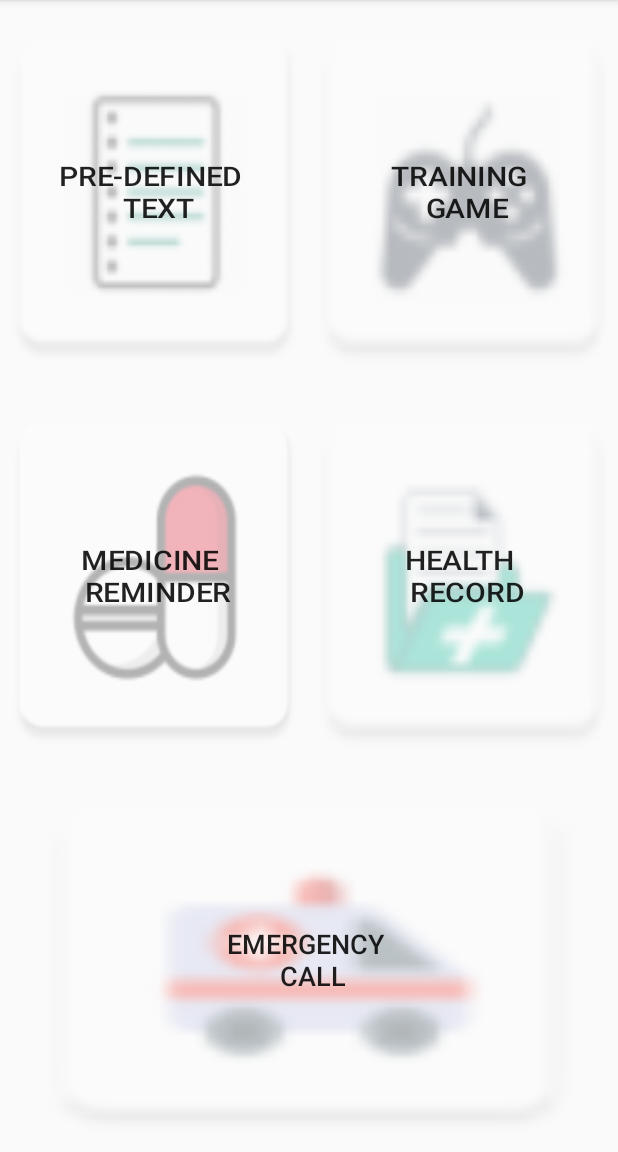
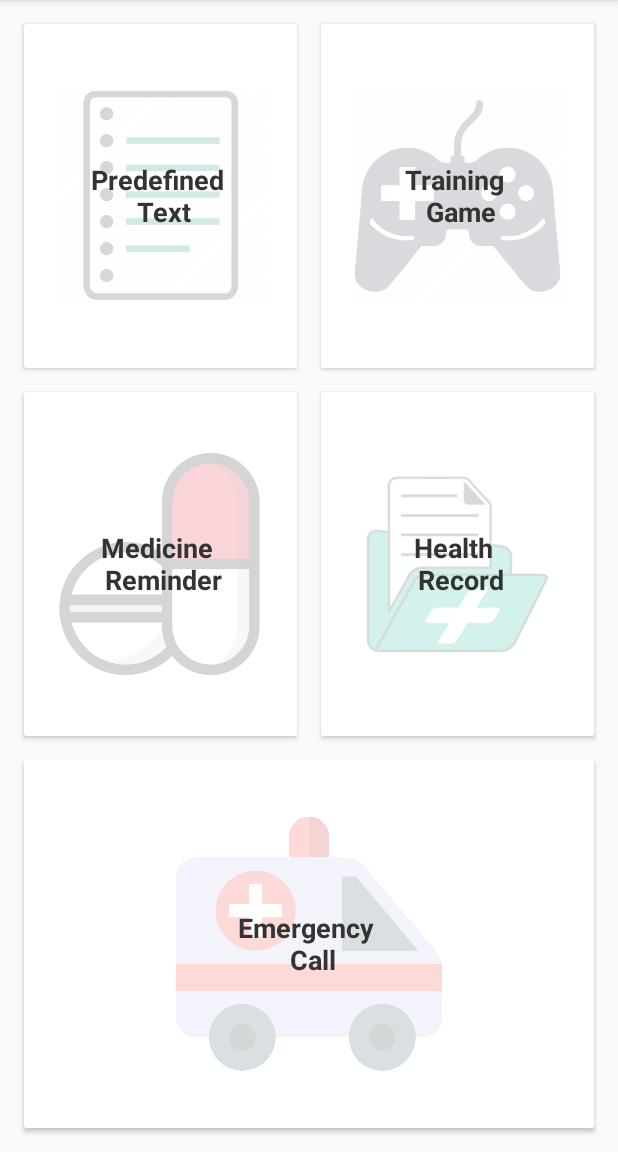
Before and after one commit to Howard-HS/Stroke-Assistant, an Android app: the screen it shows after launch (MainActivity), on a phone screen of 412 x 824 dp, the part 84-1236 px from its top. Run offline under Robolectric (Android 15) with nearby library versions, the phone set to English and light mode, and no system bars.

Commit message:
change main activity design (#11)

```diff
--- a/app/src/main/java/aad/assignment/strokeassistant/MainActivity.java
+++ b/app/src/main/java/aad/assignment/strokeassistant/MainActivity.java
@@ -3,6 +3,7 @@ package aad.assignment.strokeassistant;
 import android.content.Intent;
 import android.os.Bundle;
 import android.support.v7.app.AppCompatActivity;
+import android.support.v7.widget.CardView;
 import android.view.View;
 import android.widget.Button;
 
@@ -13,7 +14,7 @@ public class MainActivity extends AppCompatActivity {
         super.onCreate(savedInstanceState);
         setContentView(R.layout.activity_main);
 
-        Button btnPredefinedText = (Button) findViewById(R.id.btnPredefinedText);
+        CardView btnPredefinedText = (CardView) findViewById(R.id.btnPredefinedText);
         btnPredefinedText.setOnClickListener(new View.OnClickListener() {
             @Override
             public void onClick(View view) {
@@ -21,7 +22,7 @@ public class MainActivity extends AppCompatActivity {
             }
         });
 
-        Button btnMemGame = (Button) findViewById(R.id.btnToMemGame);
+        CardView btnMemGame = (CardView) findViewById(R.id.btnToMemGame);
         btnMemGame.setOnClickListener(new View.OnClickListener() {
             @Override
             public void onClick(View view) {
@@ -29,7 +30,7 @@ public class MainActivity extends AppCompatActivity {
             }
         });
 
-        Button btnHealthRec = (Button) findViewById(R.id.btnHealthRec);
+        CardView btnHealthRec = (CardView) findViewById(R.id.btnHealthRec);
         btnHealthRec.setOnClickListener(new View.OnClickListener() {
             @Override
             public void onClick(View view) {
@@ -37,7 +38,7 @@ public class MainActivity extends AppCompatActivity {
             }
         });
 
-        Button btnReminder = (Button) findViewById(R.id.btnReminder);
+        CardView btnReminder = (CardView) findViewById(R.id.btnReminder);
         btnReminder.setOnClickListener(new View.OnClickListener() {
             @Override
             public void onClick(View view) {
--- a/app/src/main/java/aad/assignment/strokeassistant/ReminderActivity.java
+++ b/app/src/main/java/aad/assignment/strokeassistant/ReminderActivity.java
@@ -73,23 +73,23 @@ public class ReminderActivity extends AppCompatActivity {
         int id = item.getItemId();
 
         if (id == android.R.id.home) finish();
-        else if (id == R.id.action_add_health_record) addHealthRecord();
+        else if (id == R.id.action_add_health_record) addReminder();
 
         return super.onOptionsItemSelected(item);
     }
 
-    private void addHealthRecord() {
-        AlertDialog.Builder builder     = new AlertDialog.Builder(context);
-        LayoutInflater      inflater    = LayoutInflater.from(context);
-        View                add_dialog  = inflater.inflate(R.layout.reminder_dialog, null);
-        EditText            title       = (EditText) add_dialog.findViewById(R.id.reminder_title);
-        EditText            description = (EditText) add_dialog.findViewById(R.id.reminder_description);
-        TextView            time        = (TextView) add_dialog.findViewById(R.id.reminder_time);
+    private void addReminder() {
+        AlertDialog.Builder builder = new AlertDialog.Builder(context);
+        LayoutInflater inflater = LayoutInflater.from(context);
+        View add_dialog = inflater.inflate(R.layout.reminder_dialog, null);
+        EditText title = (EditText) add_dialog.findViewById(R.id.reminder_title);
+        EditText description = (EditText) add_dialog.findViewById(R.id.reminder_description);
+        TextView time = (TextView) add_dialog.findViewById(R.id.reminder_time);
 
         time.setOnClickListener(v -> {
-            Calendar         mcurrentTime = Calendar.getInstance();
-            int              hour         = mcurrentTime.get(Calendar.HOUR_OF_DAY);
-            int              minute       = mcurrentTime.get(Calendar.MINUTE);
+            Calendar mcurrentTime = Calendar.getInstance();
+            int hour = mcurrentTime.get(Calendar.HOUR_OF_DAY);
+            int minute = mcurrentTime.get(Calendar.MINUTE);
             TimePickerDialog mTimePicker;
             mTimePicker = new TimePickerDialog(context,
                     (timePicker, selectedHour, selectedMinute) -> time.setText(String.format("%d:%d", selectedHour, selectedMinute)),
@@ -102,14 +102,14 @@ public class ReminderActivity extends AppCompatActivity {
                 .setTitle(R.string.add_reminder)
                 .setCancelable(true)
                 .setPositiveButton(R.string.dialog_predefined_add, (dialog, i) -> {
-                    String titleValue       = title.getText().toString().trim();
+                    String titleValue = title.getText().toString().trim();
                     String descriptionValue = description.getText().toString().trim();
-                    String timeValue        = time.getText().toString().trim();
+                    String timeValue = time.getText().toString().trim();
 
                     if (!titleValue.isEmpty() && !descriptionValue.isEmpty() && timeValue.contains(":")) {
                         String[] splitTime = timeValue.split(":");
-                        String   hour      = splitTime[0];
-                        String   minute    = splitTime[1];
+                        String hour = splitTime[0];
+                        String minute = splitTime[1];
 
                         Reminder reminder = new Reminder(titleValue, descriptionValue, Integer.parseInt(hour), Integer.parseInt(minute));
                         reminders.add(reminder);
@@ -135,8 +135,8 @@ public class ReminderActivity extends AppCompatActivity {
         calendar.set(Calendar.MINUTE, reminder.getMinute());
         calendar.set(Calendar.SECOND, 0);
 
-        long   notificationTime = calendar.getTimeInMillis();
-        Intent intentAlarm      = new Intent(this, ReminderReceiver.class);
+        long notificationTime = calendar.getTimeInMillis();
+        Intent intentAlarm = new Intent(this, ReminderReceiver.class);
         intentAlarm.putExtra(REMINDER_TITLE, reminder.getTitle());
         intentAlarm.putExtra(REMINDER_DESCRIPTION, reminder.getDescription());
         intentAlarm.putExtra(REMINDER_ID, reminder.getId());
--- a/app/src/main/res/layout/activity_main.xml
+++ b/app/src/main/res/layout/activity_main.xml
@@ -1,134 +1,187 @@
 <?xml version="1.0" encoding="utf-8"?>
-<LinearLayout
-    xmlns:android="http://schemas.android.com/apk/res/android"
+<LinearLayout xmlns:android="http://schemas.android.com/apk/res/android"
     xmlns:tools="http://schemas.android.com/tools"
-    android:layout_width="fill_parent"
-    android:layout_height="fill_parent"
+    android:layout_width="match_parent"
+    android:layout_height="match_parent"
     android:orientation="vertical"
+    android:padding="8dp"
     tools:context="aad.assignment.strokeassistant.MainActivity">
 
     <LinearLayout
-        android:layout_width="fill_parent"
+        android:layout_width="match_parent"
         android:layout_height="0dp"
-        android:layout_weight="0.5"
-        android:orientation="horizontal"
-        android:weightSum="1">
+        android:layout_weight="1"
+        android:orientation="horizontal">
 
-        <RelativeLayout
+        <android.support.v7.widget.CardView
+            android:id="@+id/btnPredefinedText"
             android:layout_width="0dp"
             android:layout_height="match_parent"
-            android:layout_weight="0.5">
+            android:layout_margin="8dp"
+            android:layout_weight="1"
+            android:foreground="?attr/selectableItemBackground"
+            android:gravity="center"
+            android:padding="16dp">
 
-            <Button
-                android:id="@+id/btnPredefinedText"
+            <FrameLayout
+                android:layout_width="match_parent"
+                android:layout_height="match_parent">
+
+                <ImageView
                     android:layout_width="match_parent"
                     android:layout_height="match_parent"
-                android:background="@mipmap/ic_definedtext"
-                android:backgroundTint="@color/colorHalfWhite"
-                android:backgroundTintMode="multiply"
+                    android:layout_margin="16dp"
+                    android:src="@mipmap/predefinetext_image" />
+
+                <TextView
+                    android:layout_width="match_parent"
+                    android:layout_height="match_parent"
+                    android:background="@color/colorOverlay"
                     android:gravity="center"
-                android:padding="16dp"
-                android:scaleX="1.1"
-                android:singleLine="false"
                     android:text="@string/pre_defined_text"
+                    android:textColor="@color/colorText"
                     android:textSize="18sp"
-                />
-        </RelativeLayout>
+                    android:textStyle="bold" />
+            </FrameLayout>
+        </android.support.v7.widget.CardView>
 
-        <RelativeLayout
+        <android.support.v7.widget.CardView
+            android:id="@+id/btnToMemGame"
             android:layout_width="0dp"
             android:layout_height="match_parent"
-            android:layout_weight="0.5">
+            android:layout_margin="8dp"
+            android:layout_weight="1"
+            android:foreground="?attr/selectableItemBackground"
+            android:gravity="center"
+            android:padding="16dp">
 
-            <Button
-                android:id="@+id/btnToMemGame"
+            <FrameLayout
+                android:layout_width="match_parent"
+                android:layout_height="match_parent">
+
+                <ImageView
                     android:layout_width="match_parent"
                     android:layout_height="match_parent"
-                android:background="@mipmap/ic_game"
-                android:backgroundTint="@color/colorHalfWhite"
-                android:backgroundTintMode="multiply"
+                    android:layout_margin="16dp"
+                    android:src="@mipmap/game" />
+
+                <TextView
+                    android:layout_width="match_parent"
+                    android:layout_height="match_parent"
+                    android:background="@color/colorOverlay"
                     android:gravity="center"
-                android:padding="16dp"
-                android:scaleX="1.1"
-                android:singleLine="false"
                     android:text="@string/training_game"
-                android:textSize="18sp"/>
-        </RelativeLayout>
+                    android:textColor="@color/colorText"
+                    android:textSize="18sp"
+                    android:textStyle="bold" />
+            </FrameLayout>
+        </android.support.v7.widget.CardView>
+
     </LinearLayout>
 
     <LinearLayout
-        android:layout_width="fill_parent"
+        android:layout_width="match_parent"
         android:layout_height="0dp"
-        android:layout_weight="0.5"
-        android:orientation="horizontal"
-        android:weightSum="1">
+        android:layout_weight="1"
+        android:orientation="horizontal">
 
-        <RelativeLayout
+        <android.support.v7.widget.CardView
+            android:id="@+id/btnHealthRec"
             android:layout_width="0dp"
             android:layout_height="match_parent"
-            android:layout_weight="0.5">
+            android:layout_margin="8dp"
+            android:layout_weight="1"
+            android:foreground="?attr/selectableItemBackground"
+            android:gravity="center"
+            android:padding="16dp">
 
-            <Button
-                android:id="@+id/btnReminder"
+            <FrameLayout
+                android:layout_width="match_parent"
+                android:layout_height="match_parent">
+
+                <ImageView
                     android:layout_width="match_parent"
                     android:layout_height="match_parent"
-                android:layout_margin="0dp"
-                android:background="@mipmap/ic_medicine"
-                android:backgroundTint="@color/colorHalfWhite"
-                android:backgroundTintMode="multiply"
+                    android:layout_margin="16dp"
+                    android:src="@mipmap/medicine" />
+
+                <TextView
+                    android:layout_width="match_parent"
+                    android:layout_height="match_parent"
+                    android:background="@color/colorOverlay"
                     android:gravity="center"
-                android:padding="16dp"
-                android:scaleX="1.1"
                     android:text="@string/medicine_reminder"
-                android:textSize="18sp"/>
-        </RelativeLayout>
+                    android:textColor="@color/colorText"
+                    android:textSize="18sp"
+                    android:textStyle="bold" />
+            </FrameLayout>
+        </android.support.v7.widget.CardView>
 
-        <RelativeLayout
+        <android.support.v7.widget.CardView
+            android:id="@+id/btnReminder"
             android:layout_width="0dp"
             android:layout_height="match_parent"
-            android:layout_weight="0.5">
+            android:layout_margin="8dp"
+            android:layout_weight="1"
+            android:foreground="?attr/selectableItemBackground"
+            android:gravity="center"
+            android:padding="16dp">
 
-            <Button
-                android:id="@+id/btnHealthRec"
+            <FrameLayout
+                android:layout_width="match_parent"
+                android:layout_height="match_parent">
+
+                <ImageView
                     android:layout_width="match_parent"
                     android:layout_height="match_parent"
-                android:layout_margin="0dp"
-                android:background="@mipmap/ic_healthrecord"
-                android:backgroundTint="@color/colorHalfWhite"
-                android:backgroundTintMode="multiply"
-                android:padding="16dp"
-                android:scaleX="1.1"
+                    android:layout_margin="16dp"
+                    android:src="@mipmap/healthrecord" />
+
+                <TextView
+                    android:layout_width="match_parent"
+                    android:layout_height="match_parent"
+                    android:background="@color/colorOverlay"
+                    android:gravity="center"
                     android:text="@string/health_record"
-                android:textSize="18sp"/>
+                    android:textColor="@color/colorText"
+                    android:textSize="18sp"
+                    android:textStyle="bold" />
+            </FrameLayout>
+        </android.support.v7.widget.CardView>
 
-        </RelativeLayout>
     </LinearLayout>
 
-    <LinearLayout
-        android:layout_width="fill_parent"
+    <android.support.v7.widget.CardView
+        android:id="@+id/btnEmergencyCall"
+        android:layout_width="match_parent"
         android:layout_height="0dp"
-        android:layout_margin="0dp"
-        android:layout_weight="0.5"
-        android:orientation="horizontal"
-        android:padding="0dp"
-        android:weightSum="1">
+        android:layout_margin="8dp"
+        android:layout_weight="1"
+        android:foreground="?attr/selectableItemBackground"
+        android:gravity="center"
+        android:padding="16dp">
 
-        <RelativeLayout
-            android:layout_width="0dp"
-            android:layout_height="match_parent"
-            android:layout_weight="1">
+        <FrameLayout
+            android:layout_width="match_parent"
+            android:layout_height="match_parent">
 
-            <Button
-                android:id="@+id/button5"
+            <ImageView
                 android:layout_width="match_parent"
                 android:layout_height="match_parent"
-                android:background="@mipmap/ic_emergencycall"
-                android:backgroundTint="@color/colorHalfWhite"
-                android:backgroundTintMode="multiply"
+                android:layout_margin="16dp"
+                android:src="@mipmap/emergencycall" />
+
+            <TextView
+                android:layout_width="match_parent"
+                android:layout_height="match_parent"
+                android:background="@color/colorOverlay"
                 android:gravity="center"
-                android:padding="16dp"
                 android:text="@string/emergency_call"
-                android:textSize="18sp"/>
-        </RelativeLayout>
+                android:textColor="@color/colorText"
+                android:textSize="18sp"
+                android:textStyle="bold" />
+        </FrameLayout>
+    </android.support.v7.widget.CardView>
+
+
 </LinearLayout>
-</LinearLayout>
--- a/app/src/main/res/values/colors.xml
+++ b/app/src/main/res/values/colors.xml
@@ -13,4 +13,5 @@
     <color name="colorDivider">#f0f0f0</color>
     <color name="colorText">#333333</color>
     <color name="colorGray">#999999</color>
+    <color name="colorOverlay">#cdffffff</color>
 </resources>
--- a/app/src/main/res/values/strings.xml
+++ b/app/src/main/res/values/strings.xml
@@ -73,7 +73,7 @@
     <string name="invalid_minute">Invalid Minute Input</string>
     <string name="reminder_removal_error">Error removing old reminders</string>
 
-    <string name="pre_defined_text">Pre-defined \n Text</string>
+    <string name="pre_defined_text">Predefined \n Text</string>
     <string name="training_game">Training \n Game</string>
     <string name="medicine_reminder">Medicine \n Reminder</string>
     <string name="health_record">Health \n Record</string>
```
Also changed, not shown: app/src/main/AndroidManifest.xml (+3 -4 lines), app/src/main/res/mipmap-mdpi/emergencycall.png (added), app/src/main/res/mipmap-mdpi/game.png (added), app/src/main/res/mipmap-mdpi/healthrecord.png (added), app/src/main/res/mipmap-mdpi/ic_definedtext.png (deleted), app/src/main/res/mipmap-mdpi/ic_emergencycall.png (deleted), app/src/main/res/mipmap-mdpi/ic_game.png (deleted), app/src/main/res/mipmap-mdpi/ic_healthrecord.png (deleted), app/src/main/res/mipmap-mdpi/ic_medicine.png (deleted), app/src/main/res/mipmap-mdpi/medicine.png (added), app/src/main/res/mipmap-mdpi/predefinetext_image.png (added). Lines whose indentation alone changed are shown as unchanged.
